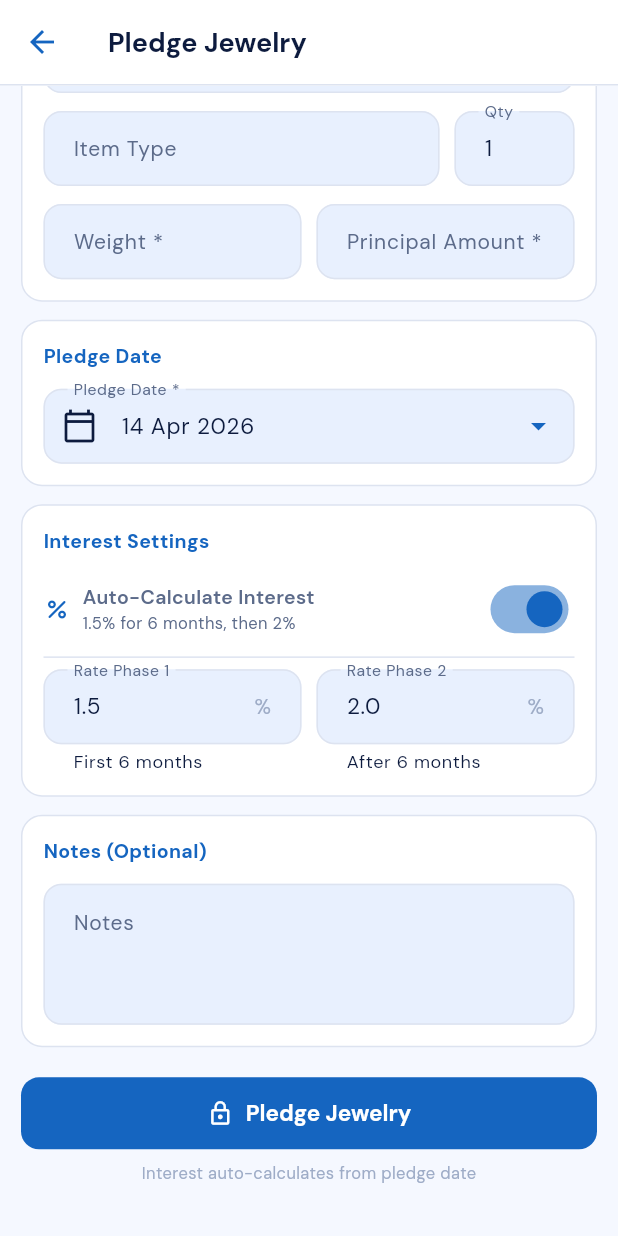
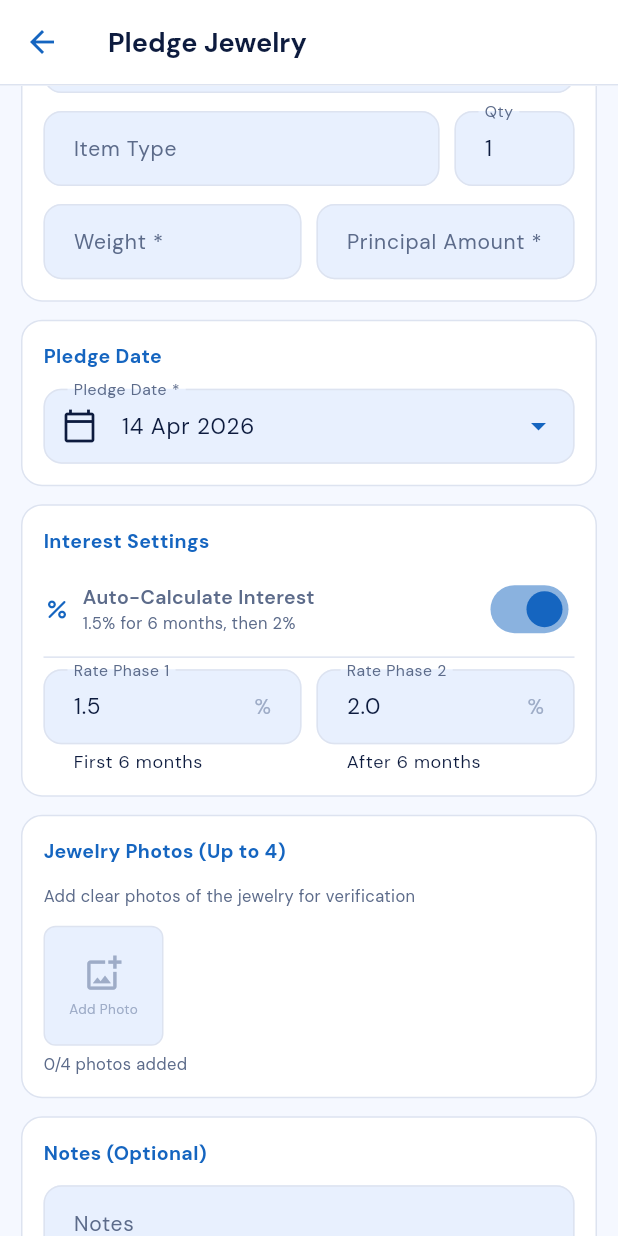
Before and after one commit to rohith-rgb/jwellery-app, a Flutter app: the JewelryFormScreen screen opened by its route, scrolled down 312 dp, on a phone screen of 412 x 824 dp. Run offline on Flutter 3.47's test engine with Material 3 defaults, Android fonts, the phone set to English and light mode, and no system bars; our stand-ins replace equatable, go_router, google_fonts, supabase_flutter; missing offline and left inert: dart:html; accounts and stored records are empty.

Commit message:
add jewelry photo upload section

```diff
--- a/lib/screens/jewelry/jewelry_form_screen.dart
+++ b/lib/screens/jewelry/jewelry_form_screen.dart
@@ -159,7 +159,7 @@ class _JewelryFormScreenState extends State<JewelryFormScreen> {
             backgroundColor: AppTheme.success,
           ),
         );
-        GoRouterHelper(context).go('/jewelry');
+        GoRouter.of(context).go('/jewelry');
       }
     } catch (e) {
       setState(() => _saving = false);
@@ -186,7 +186,7 @@ class _JewelryFormScreenState extends State<JewelryFormScreen> {
             _isHistoricalRecord ? 'Add Historical Record' : 'Pledge Jewelry'),
         leading: IconButton(
           icon: const Icon(Icons.arrow_back),
-          onPressed: () => GoRouterHelper(context).go('/jewelry'),
+          onPressed: () => GoRouter.of(context).go('/jewelry'),
         ),
         bottom: PreferredSize(
           preferredSize: const Size.fromHeight(1),
@@ -588,6 +588,26 @@ class _JewelryFormScreenState extends State<JewelryFormScreen> {
               ]),
               const SizedBox(height: 12),
 
+              // ── Jewelry Photos ────────────────────────────
+              _Section('Jewelry Photos (Up to 4)', [
+                const Text(
+                  'Add clear photos of the jewelry for verification',
+                  style: TextStyle(fontSize: 11, color: AppTheme.textSecondary),
+                ),
+                const SizedBox(height: 12),
+                MultiPhotoUpload(
+                  bucket: 'jewelry-photos',
+                  existingUrls: _photoUrls,
+                  maxPhotos: 4,
+                  onChanged: (urls) => setState(() {
+                    _photoUrls
+                      ..clear()
+                      ..addAll(urls);
+                  }),
+                ),
+              ]),
+              const SizedBox(height: 12),
+
               // ── Notes ─────────────────────────────────────
               _Section('Notes (Optional)', [
                 TextFormField(
```
Also changed, not shown: 2 other files.
